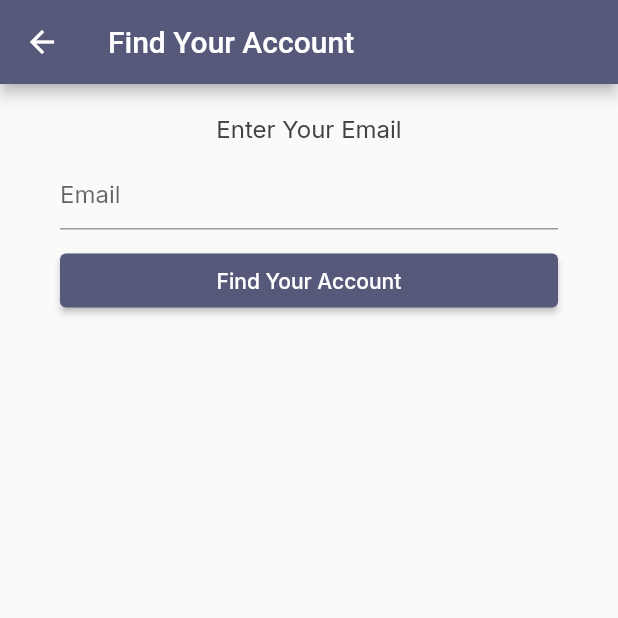
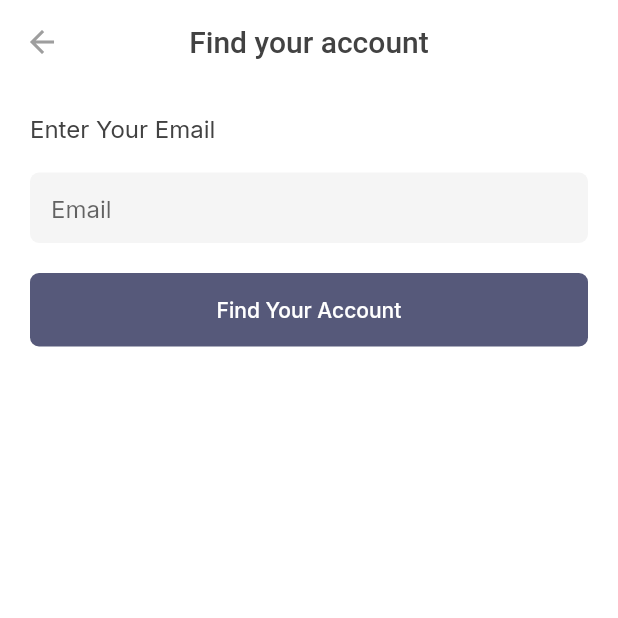
Before and after one commit to fdai3105/flutter_khoaluan_totnghiep, a Flutter app: the ForgotScreen screen opened by its route, on a phone screen of 412 x 824 dp, the top half of it. Run offline on Flutter 3.47's test engine with Material 2 defaults, Android fonts, the phone set to English and light mode, and no system bars; our stand-ins replace carousel_slider, dio, flutter_phoenix, flutter_rating_bar, google_fonts, percent_indicator and 5 more; missing offline and left inert: regexpattern; accounts and stored records are empty; statements that could not run were skipped.

Commit message:
update UI

```diff
--- a/lib/src/presentation/auth/forgot/forgot_screen.dart
+++ b/lib/src/presentation/auth/forgot/forgot_screen.dart
@@ -10,32 +10,31 @@ class ForgotScreen extends StatelessWidget {
     String email;
 
     return Scaffold(
-      appBar: AppBar(
-        title: const Text('Find Your Account'),
-        backgroundColor: AppColors.primary,
-      ),
+      backgroundColor: Colors.white,
+      appBar: const WidgetAppBar(title: 'Find your account'),
       body: SafeArea(
         child: BaseWidget<ForgotViewModel>(
           viewModel: ForgotViewModel(authRepository: AuthRepository()),
           onViewModelReady: (vm) {},
           builder: (context, vm, child) {
             return Padding(
-              padding: const EdgeInsets.symmetric(horizontal: 40),
+              padding: const EdgeInsets.symmetric(horizontal: 20),
               child: Column(
+                crossAxisAlignment: CrossAxisAlignment.start,
                 children: [
                   const SizedBox(height: 20),
                   const Text(
                     'Enter Your Email',
                     style: TextStyle(fontSize: 16),
                   ),
-                  const SizedBox(height: 10),
-                  TextFormField(
+                  const SizedBox(height: 20),
+                  WidgetInput(
                     onChanged: (value) => email = value,
-                    decoration: const InputDecoration(hintText: 'Email'),
+                    hint: 'Email',
                   ),
-                  const SizedBox(height: 10),
-                  ElevatedButton(
-                    onPressed: () {
+                  const SizedBox(height: 20),
+                  WidgetButton(
+                    onTap: () {
                       if (email != null) {
                         final exp = RegExp(RegexPattern.email);
                         if (exp.hasMatch(email)) {
@@ -43,16 +42,7 @@ class ForgotScreen extends StatelessWidget {
                         }
                       }
                     },
-                    style: ElevatedButton.styleFrom(
-                      primary: AppColors.primary,
-                    ),
-                    child: const SizedBox(
-                      width: double.infinity,
-                      child: Text(
-                        'Find Your Account',
-                        textAlign: TextAlign.center,
-                      ),
-                    ),
+                    text: 'Find Your Account',
                   ),
                 ],
               ),
--- a/lib/src/presentation/auth/register/register_viewmodel.dart
+++ b/lib/src/presentation/auth/register/register_viewmodel.dart
@@ -87,7 +87,7 @@ class RegisterViewModel extends BaseViewModel {
 
   double percent() {
     var percent = 0.0;
-    final t = 1 / RegisterScreen().bodies(context, this).length;
+    final t = 1 / RegisterScreen().bodies(context,  this).length;
     percent = t * pageIndex;
     return percent + t;
   }
--- a/lib/src/presentation/user/user_screen.dart
+++ b/lib/src/presentation/user/user_screen.dart
@@ -35,7 +35,8 @@ class UserScreen extends StatelessWidget {
                     )
                   ],
                 ),
-                Padding(
+                Expanded(
+                  child: Padding(
                     padding: AppStyles.paddingBody,
                     child: Column(
                       crossAxisAlignment: CrossAxisAlignment.center,
@@ -62,6 +63,7 @@ class UserScreen extends StatelessWidget {
                         ),
                         const SizedBox(height: 10),
                       ],
+                    ),
                   ),
                 ),
               ],
--- a/lib/src/presentation/widgets/widget_list_product.dart
+++ b/lib/src/presentation/widgets/widget_list_product.dart
@@ -239,7 +239,7 @@ class WidgetListProduct extends StatelessWidget {
           gridDelegate: const SliverGridDelegateWithFixedCrossAxisCount(
             childAspectRatio: verticalRatio,
             crossAxisCount: 2,
-            mainAxisSpacing: 20,
+            mainAxisSpacing: 10,
             crossAxisSpacing: 20,
           ),
           itemCount: product.data.length,
@@ -248,6 +248,7 @@ class WidgetListProduct extends StatelessWidget {
             return GestureDetector(
               onTap: () => onTap(item),
               child: Container(
+                margin: EdgeInsets.only(bottom: 10),
                 decoration: BoxDecoration(
                   color: Colors.white,
                   borderRadius: AppStyles.radiusNormal,
--- a/pubspec.yaml
+++ b/pubspec.yaml
@@ -40,6 +40,7 @@ dependencies:
   intl: ^0.17.0
   flutter_phoenix: ^1.0.0
   percent_indicator: ^3.0.1
+  url_launcher: ^6.0.3
 
   # states
   provider: ^5.0.0
```
Also changed, not shown: lib/src/presentation/auth/register/register_screen.dart (+72 -30 lines), lib/src/presentation/category/sub-category/sub_category_screen.dart (+4 -8 lines), pubspec.lock. Lines whose indentation alone changed are shown as unchanged.
